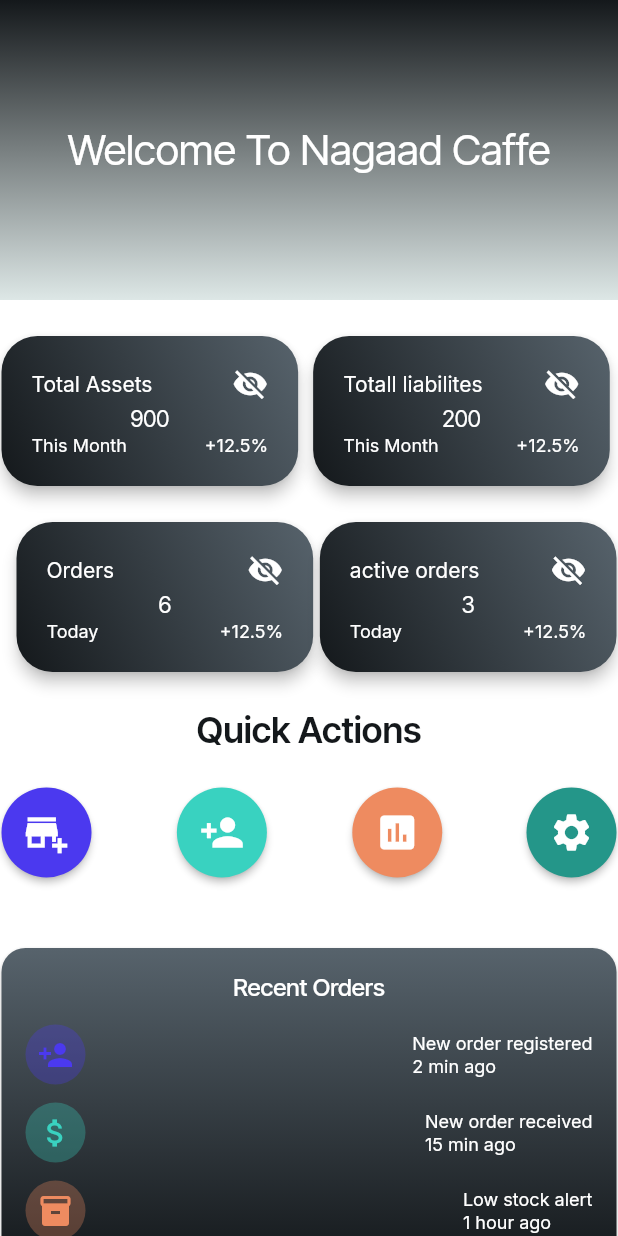
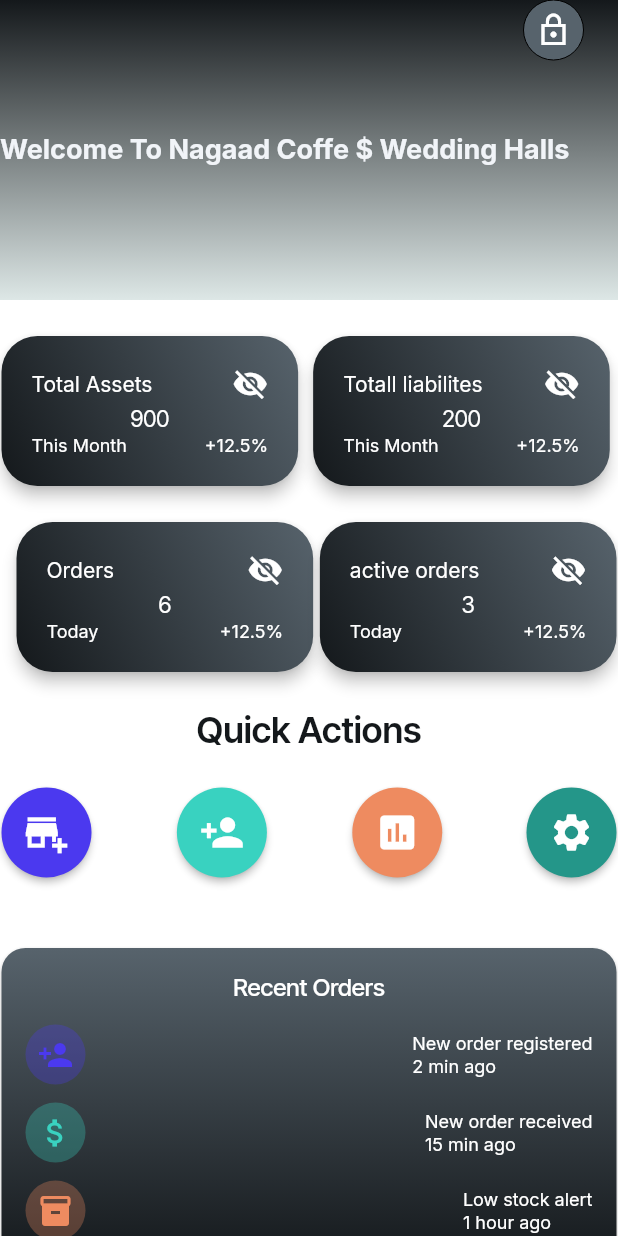
Before and after one commit to Ayuubi/Nagaadm, a Flutter app: the DashboardWidget screen opened by its route, on a phone screen of 412 x 824 dp. Run offline on Flutter 3.47's test engine with Material 3 defaults, Android fonts, the phone set to English and light mode, and no system bars; our stand-ins replace auto_size_text, equatable, flutter_animate, font_awesome_flutter, from_css_color, go_router and 4 more; missing offline and left inert: json_path, mime_type; accounts and stored records are empty; network calls fail.

```diff
--- a/lib/pages/dashboard/dashboard_widget.dart
+++ b/lib/pages/dashboard/dashboard_widget.dart
@@ -1,3 +1,4 @@
+import '/flutter_flow/flutter_flow_icon_button.dart';
 import '/flutter_flow/flutter_flow_theme.dart';
 import '/flutter_flow/flutter_flow_util.dart';
 import '/flutter_flow/flutter_flow_widgets.dart';
@@ -56,33 +57,65 @@ class _DashboardWidgetState extends State<DashboardWidget> {
                     end: const AlignmentDirectional(0, 1.0),
                   ),
                 ),
-                child: Align(
-                  alignment: const AlignmentDirectional(0.0, 0.0),
-                  child: Padding(
-                    padding: const EdgeInsetsDirectional.fromSTEB(1.0, 1.0, 1.0, 1.0),
-                    child: Column(
-                      mainAxisSize: MainAxisSize.min,
-                      mainAxisAlignment: MainAxisAlignment.end,
-                      crossAxisAlignment: CrossAxisAlignment.start,
-                      children: [
-                        Align(
-                          alignment: const AlignmentDirectional(0.0, 0.0),
-                          child: Text(
-                            'Welcome To Nagaad Caffe',
+                child: Stack(
+                  children: [
+                    Align(
+                      alignment: const AlignmentDirectional(0.0, 0.0),
+                      child: Row(
+                        mainAxisSize: MainAxisSize.max,
+                        children: [
+                          Align(
+                            alignment: const AlignmentDirectional(-1.0, -1.0),
+                            child: Padding(
+                              padding: const EdgeInsetsDirectional.fromSTEB(
+                                  349.0, 0.0, 0.0, 0.0),
+                              child: FlutterFlowIconButton(
+                                borderColor: Colors.black,
+                                borderRadius: 100.0,
+                                buttonSize: 40.0,
+                                fillColor:
+                                    FlutterFlowTheme.of(context).secondaryText,
+                                hoverColor: FlutterFlowTheme.of(context)
+                                    .secondaryBackground,
+                                hoverIconColor:
+                                    FlutterFlowTheme.of(context).primary,
+                                icon: Icon(
+                                  Icons.lock_outline_sharp,
+                                  color: FlutterFlowTheme.of(context).info,
+                                  size: 24.0,
+                                ),
+                                showLoadingIndicator: true,
+                                onPressed: () {
+                                  print('IconButton pressed ...');
+                                },
+                              ),
+                            ),
+                          ),
+                        ],
+                      ),
+                    ),
+                    Align(
+                      alignment: const AlignmentDirectional(0.0, 0.0),
+                      child: Row(
+                        mainAxisSize: MainAxisSize.max,
+                        children: [
+                          Text(
+                            'Welcome To Nagaad Coffe \$ Wedding Halls',
                             style: FlutterFlowTheme.of(context)
-                                .headlineMedium
+                                .bodyMedium
                                 .override(
-                                  fontFamily: 'Inter Tight',
+                                  fontFamily: 'Inter',
                                   color: FlutterFlowTheme.of(context)
-                                      .secondaryBackground,
+                                      .primaryBackground,
+                                  fontSize: 18.0,
                                   letterSpacing: 0.0,
-                                  fontWeight: FontWeight.normal,
+                                  fontWeight: FontWeight.bold,
                                 ),
                           ),
-                        ),
-                      ].divide(const SizedBox(height: 16.0)),
+                        ],
+                      ),
                     ),
-                  ),
+                  ],
                 ),
               ),
               Container(
--- a/lib/pages/login/login_widget.dart
+++ b/lib/pages/login/login_widget.dart
@@ -410,26 +410,6 @@ class _LoginWidgetState extends State<LoginWidget>
                                     r'''$.result.username''',
                                   ) !=
                                   null) {
-                                await showDialog(
-                                  context: context,
-                                  builder: (alertDialogContext) {
-                                    return AlertDialog(
-                                      title: const Text('Welcome Dear'),
-                                      content: Text(getJsonField(
-                                        (_model.apiResultmdq?.jsonBody ?? ''),
-                                        r'''$.result.name''',
-                                      ).toString()),
-                                      actions: [
-                                        TextButton(
-                                          onPressed: () =>
-                                              Navigator.pop(alertDialogContext),
-                                          child: const Text('Go to dashboard'),
-                                        ),
-                                      ],
-                                    );
-                                  },
-                                );
-
                                 context.pushNamed('Dashboard');
                               } else {
                                 ScaffoldMessenger.of(context).showSnackBar(
```
